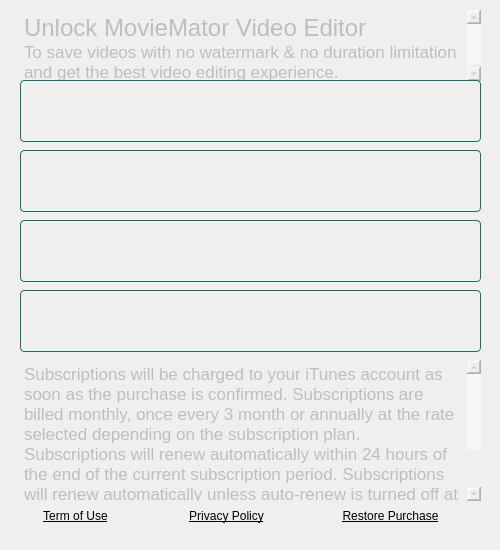
The window that src/MovieMator/src/dialogs/inappdialog.ui (hansewu/MovieMator) describes before a commit, drawn with Qt 5.
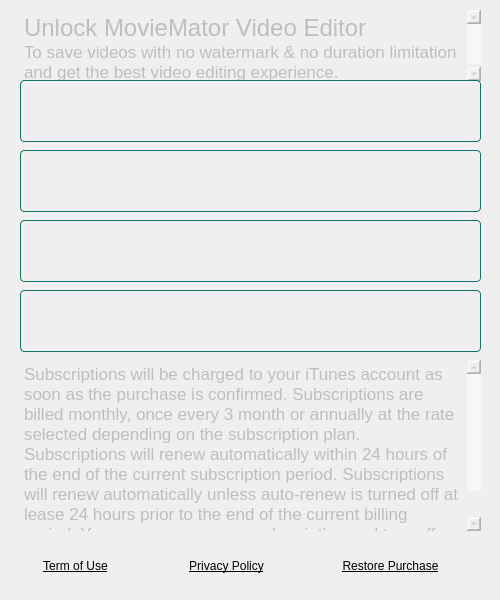
The same window after the commit. Custom widgets are drawn as their Qt base class.

```diff
--- a/src/MovieMator/src/dialogs/inappdialog.ui
+++ b/src/MovieMator/src/dialogs/inappdialog.ui
@@ -10,7 +10,7 @@
     <x>0</x>
     <y>0</y>
     <width>500</width>
-    <height>550</height>
+    <height>600</height>
    </rect>
   </property>
   <property name="sizePolicy">
@@ -22,13 +22,13 @@
   <property name="minimumSize">
    <size>
     <width>500</width>
-    <height>550</height>
+    <height>600</height>
    </size>
   </property>
   <property name="maximumSize">
    <size>
     <width>500</width>
-    <height>550</height>
+    <height>600</height>
    </size>
   </property>
   <property name="windowTitle">
@@ -146,7 +146,7 @@
    <property name="geometry">
     <rect>
      <x>20</x>
-     <y>500</y>
+     <y>550</y>
      <width>111</width>
      <height>31</height>
     </rect>
@@ -174,7 +174,7 @@
    <property name="geometry">
     <rect>
      <x>170</x>
-     <y>500</y>
+     <y>550</y>
      <width>113</width>
      <height>32</height>
     </rect>
@@ -199,7 +199,7 @@
    <property name="geometry">
     <rect>
      <x>320</x>
-     <y>500</y>
+     <y>550</y>
      <width>141</width>
      <height>32</height>
     </rect>
@@ -229,7 +229,7 @@
      <x>20</x>
      <y>360</y>
      <width>461</width>
-     <height>141</height>
+     <height>171</height>
     </rect>
    </property>
    <property name="styleSheet">
```
